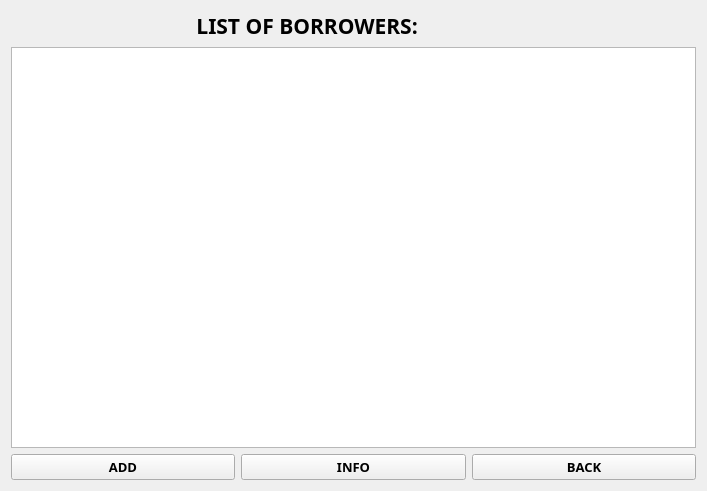
Before: the Qt Designer form listborrowers.ui in markytools/sume-borrower-app, drawn with Qt 5.
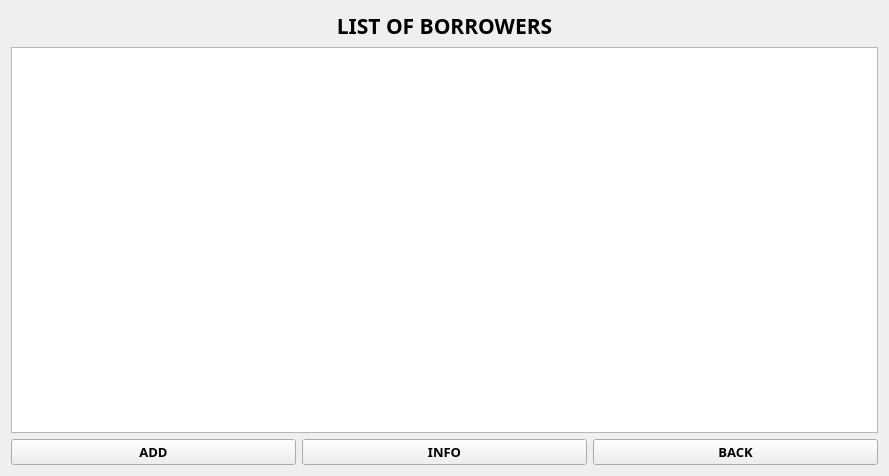
After: the same form once the commit is applied.

Diff of the .ui file:
```diff
--- a/listborrowers.ui
+++ b/listborrowers.ui
@@ -6,10 +6,16 @@
    <rect>
     <x>0</x>
     <y>0</y>
-    <width>707</width>
-    <height>491</height>
+    <width>889</width>
+    <height>476</height>
    </rect>
   </property>
+  <property name="minimumSize">
+   <size>
+    <width>889</width>
+    <height>476</height>
+   </size>
+  </property>
   <property name="windowTitle">
    <string>Form</string>
   </property>
@@ -25,7 +31,10 @@
       </font>
      </property>
      <property name="text">
-      <string>                                  LIST OF BORROWERS:</string>
+      <string>LIST OF BORROWERS</string>
+     </property>
+     <property name="alignment">
+      <set>Qt::AlignCenter</set>
      </property>
     </widget>
    </item>
```
